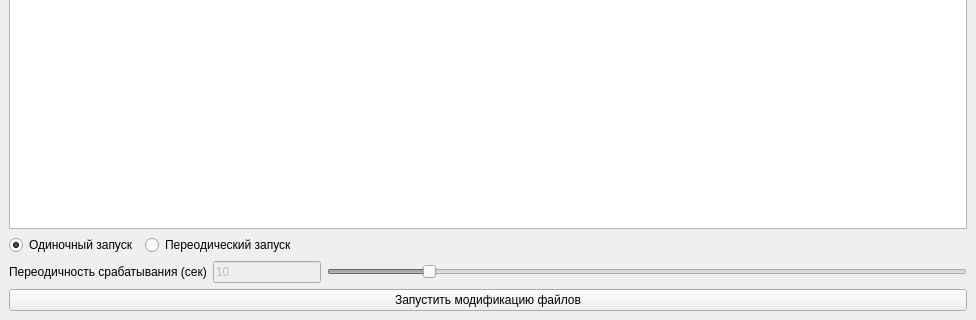
2romanio005/FileModification, file mainwindow.ui: the form before one commit; both pictures show x 0 to 976 and y 247 to 567 of the 976 by 567 pixel window.
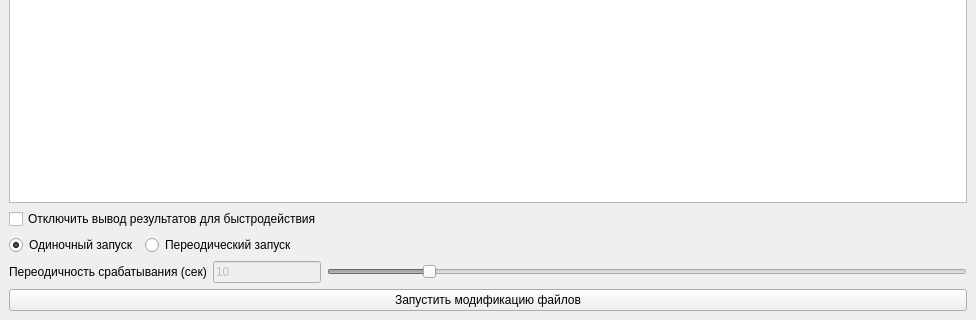
The form after the commit.

Commit message: add checkBox_result

Diff of the .ui file:
```diff
--- a/mainwindow.ui
+++ b/mainwindow.ui
@@ -164,6 +164,16 @@
       <item>
        <widget class="QTextBrowser" name="textBrowser_result"/>
       </item>
+      <item>
+       <widget class="QCheckBox" name="checkBox_result">
+        <property name="layoutDirection">
+         <enum>Qt::LeftToRight</enum>
+        </property>
+        <property name="text">
+         <string>Отключить вывод результатов для быстродействия</string>
+        </property>
+       </widget>
+      </item>
      </layout>
     </item>
     <item>
```
The commit also changes 1 other file.
